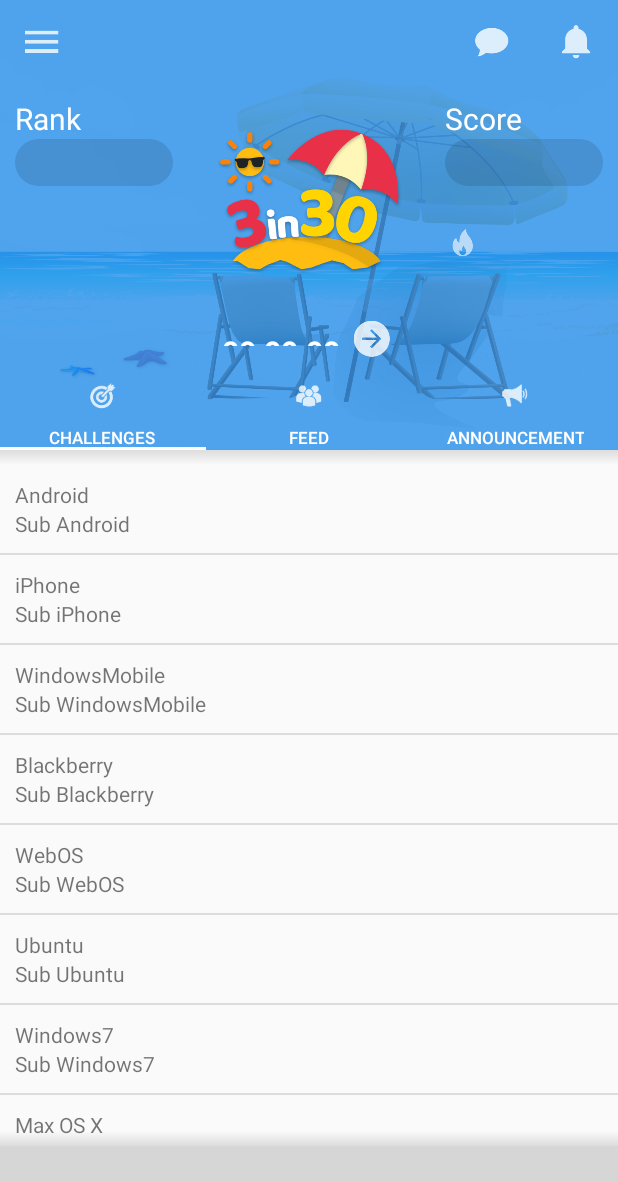
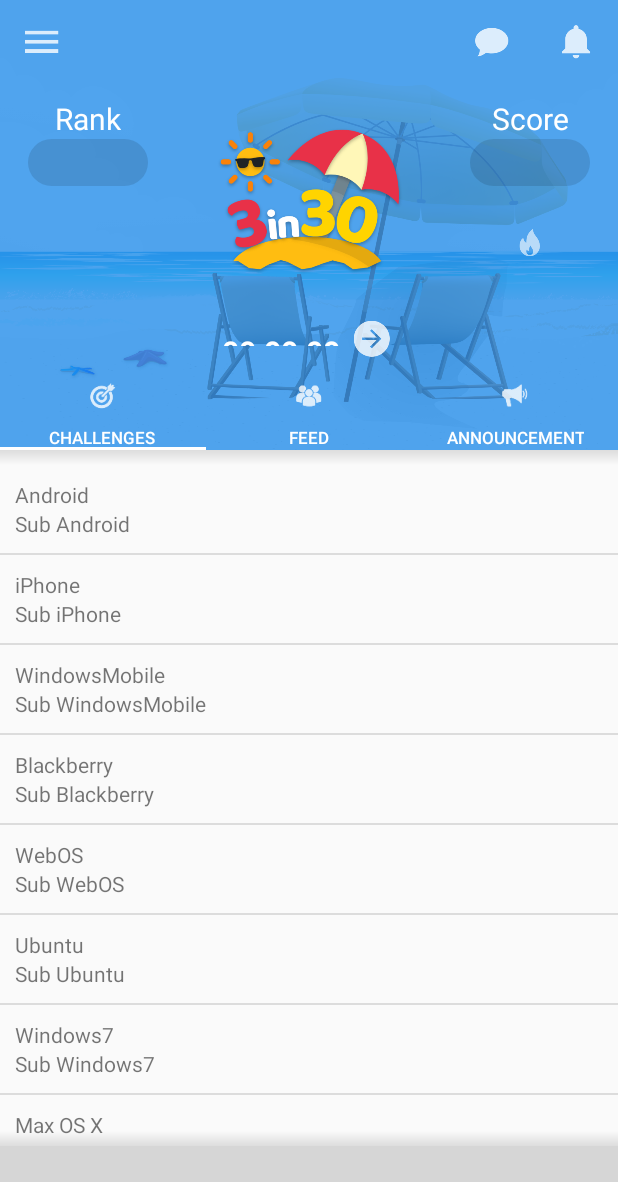
Before and after one commit to FatinRazak/FEETS, an Android app: the screen it shows after launch (MainActivity), on a phone screen of 412 x 824 dp. Shown: the top 1182 px of the screen. Run offline under Robolectric (Android 15) with nearby library versions, the phone set to English and light mode, and no system bars; our stand-ins replace Volley; libraries missing offline, so code that uses them is left out: com.ittianyu.bottomnavigationviewex; plain views replace BottomNavigationViewEx; network calls fail; 5 statements that could not run were skipped; grey boxes are pictures that could not be loaded.

Commit message:
Created new utilities package and added values

```diff
--- a/app/src/main/java/com/example/feets/feets/MainActivity.java
+++ b/app/src/main/java/com/example/feets/feets/MainActivity.java
@@ -9,11 +9,11 @@ import android.support.annotation.NonNull;
 import android.support.design.widget.BottomNavigationView;
 import android.support.design.widget.TabItem;
 import android.support.design.widget.TabLayout;
+import android.support.v4.content.ContextCompat;
 import android.support.v4.view.ViewPager;
 import android.support.v7.app.ActionBar;
 import android.support.v7.app.AppCompatActivity;
 import android.support.v7.widget.Toolbar;
-import android.util.Log;
 import android.view.Menu;
 import android.view.MenuItem;
 import android.view.View;
@@ -28,9 +28,9 @@ import com.example.feets.feets.adapters.MainFragmentAdapter;
 import com.example.feets.feets.api.IResult;
 import com.example.feets.feets.api.VolleyService;
 import com.example.feets.feets.constants.ApiConstants;
-import com.example.feets.feets.constants.GeneralConstants;
 import com.example.feets.feets.entity.CampaignBanner;
-import com.example.feets.feets.ui.FlipAnimation;
+import com.example.feets.feets.utilities.FlipAnimation;
+import com.example.feets.feets.utilities.DateTimeUtils;
 import com.ittianyu.bottomnavigationviewex.BottomNavigationViewEx;
 
 import org.json.JSONException;
@@ -51,7 +51,6 @@ public class MainActivity extends AppCompatActivity {
     private TabItem mtabFeed;
     private TabItem mtabAnnouncement;
     private ViewPager mviewPager;
-//    private TextView mCountDown;
 
     //Volley
     CampaignBanner campaignBanner;
@@ -70,27 +69,22 @@ public class MainActivity extends AppCompatActivity {
         public boolean onNavigationItemSelected(@NonNull MenuItem item) {
             switch (item.getItemId()) {
                 case R.id.navigation_home:
-//                    mTextMessage.setText(R.string.title_home);
                     Toast.makeText(getBaseContext(), "Home!",
                             Toast.LENGTH_SHORT).show();
                     return true;
                 case R.id.navigation_highfive:
-//                    mTextMessage.setText(R.string.title_highfive);
                     Toast.makeText(getBaseContext(), "Highfive!",
                             Toast.LENGTH_SHORT).show();
                     return true;
                 case R.id.navigation_ting:
-//                    mTextMessage.setText(R.string.title_ting);
                     Toast.makeText(getBaseContext(), "T'ing!",
                             Toast.LENGTH_SHORT).show();
                     return true;
                 case R.id.navigation_feeters:
-//                    mTextMessage.setText(R.string.title_feeters);
                     Toast.makeText(getBaseContext(), "Feeters!",
                             Toast.LENGTH_SHORT).show();
                     return true;
                 case R.id.navigation_makanbuddy:
-//                    mTextMessage.setText(R.string.title_makanbuddy);
                     Toast.makeText(getBaseContext(), "Makan Buddy!",
                             Toast.LENGTH_SHORT).show();
                     return true;
@@ -129,10 +123,9 @@ public class MainActivity extends AppCompatActivity {
             Window window = this.getWindow();
             window.addFlags(WindowManager.LayoutParams.FLAG_DRAWS_SYSTEM_BAR_BACKGROUNDS);
             window.clearFlags(WindowManager.LayoutParams.FLAG_TRANSLUCENT_STATUS);
-            window.setStatusBarColor(this.getResources().getColor(R.color.StartColor3in30Opacity));
+            window.setStatusBarColor(ContextCompat.getColor(this, R.color.StartColor3in30Opacity));
         }
 
-        // <WAFI 02-10-18 add start>
         // Volley init
         tvScoreValue = (TextView) findViewById(R.id.tv_score_value);
         tvRankingValue = (TextView) findViewById(R.id.tv_ranking_value);
@@ -140,11 +133,10 @@ public class MainActivity extends AppCompatActivity {
         event3in30btn = (TextView) findViewById(R.id.event3in30);
         setDefaultBannerValue();
         initVolleyCallback();
-        // <WAFI 02-10-18 add end>
 
         mTextMessage = (TextView) findViewById(R.id.message);
-//        BottomNavigationView navigation = (BottomNavigationView) findViewById(R.id.navigation);
-//        navigation.setOnNavigationItemSelectedListener(mOnNavigationItemSelectedListener);
+        //BottomNavigationView navigation = (BottomNavigationView) findViewById(R.id.navigation);
+        //navigation.setOnNavigationItemSelectedListener(mOnNavigationItemSelectedListener);
         BottomNavigationViewEx bnve = (BottomNavigationViewEx) findViewById(R.id.navigation);
         bnve.enableAnimation(false);
         bnve.enableShiftingMode(false);
@@ -157,19 +149,18 @@ public class MainActivity extends AppCompatActivity {
         toolbar.setOnMenuItemClickListener(mMenuItemClickListener);
 
 
-        toolbar.setOnClickListener(new View.OnClickListener() {
+/*        toolbar.setOnClickListener(new View.OnClickListener() {
             @Override
             public void onClick(View v) {
                 Log.i(GeneralConstants.TAG, "click");
             }
-        });
+        });*/
 
 
         ActionBar actionbar = getSupportActionBar();
         actionbar.setDisplayHomeAsUpEnabled(true);
         actionbar.setHomeAsUpIndicator(R.drawable.ic_menu);
 
-//        event3in30btn = (TextView) findViewById(R.id.event3in30);
         event3in30btn.setOnClickListener(new View.OnClickListener() {
             @Override
             public void onClick(View v) {
@@ -231,7 +222,6 @@ public class MainActivity extends AppCompatActivity {
                 }
             });
 
-        //Count Down - Move to bottom
 
     }
 
@@ -269,12 +259,11 @@ public class MainActivity extends AppCompatActivity {
 
     @Override
     public boolean onCreateOptionsMenu(Menu menu) {
-        // Inflate the menu; this adds items to the action bar if it is present.
+        // Inflate the menu, this adds items to the action bar if it is present.
         getMenuInflater().inflate(R.menu.activity_main_toolbar, menu);
         return true;
     }
 
-    // <WAFI 02-10-18 add start>
     /**
      * This method will set the rank, score and booster & time text to its default value.
      */
@@ -324,6 +313,7 @@ public class MainActivity extends AppCompatActivity {
 
                         long diffrentTimeinMillis = obj.printDifferenceLong(current, end);
                         //Start the countdown timer, reduce 1 sec (1000 millis) periodically
+
                         if (mTimer == null) {
                             mTimer = new CountDownTimer(diffrentTimeinMillis, 1000) {
                                 //                            DecimalFormat df = new DecimalFormat("#00");
--- a/app/src/main/java/com/example/feets/feets/DateTimeUtils.java
+++ b/app/src/main/java/com/example/feets/feets/utilities/DateTimeUtils.java
@@ -1,4 +1,4 @@
-package com.example.feets.feets;
+package com.example.feets.feets.utilities;
 
 import android.annotation.SuppressLint;
 
--- a/app/src/main/java/com/example/feets/feets/ui/FlipAnimation.java
+++ b/app/src/main/java/com/example/feets/feets/utilities/FlipAnimation.java
@@ -1,4 +1,4 @@
-package com.example.feets.feets.ui;
+package com.example.feets.feets.utilities;
 
 import android.graphics.Camera;
 import android.graphics.Matrix;
--- a/app/src/main/res/values/strings.xml
+++ b/app/src/main/res/values/strings.xml
@@ -66,5 +66,6 @@
     <string name="home_center_image1">First image home view</string>
     <string name="home_center_image2">Second image home view</string>
     <string name="boost">x1.5</string>
+    <string name="countdown_timer">00:00:00</string>
 
 </resources>
--- a/app/src/main/res/values/styles.xml
+++ b/app/src/main/res/values/styles.xml
@@ -38,7 +38,7 @@
     <!--activity_main 3in30-->
 
     <style name="WhiteNumbersBoldWithOpaBlackBg">
-        <item name="android:layout_gravity">fill</item>
+        <item name="android:layout_gravity">center</item>
         <item name="android:layout_columnWeight">15</item>
         <item name="android:layout_width">80dp</item>
         <item name="android:textAlignment">center</item>
@@ -50,7 +50,7 @@
     </style>
 
     <style name="WhiteTextScoreRank">
-        <item name="android:layout_gravity">fill|center</item>
+        <item name="android:layout_gravity">center</item>
         <item name="android:layout_columnWeight">15</item>
         <item name="android:textAlignment">textStart</item>
         <item name="android:gravity">center</item>
```
Lines whose indentation alone changed are shown as unchanged.
